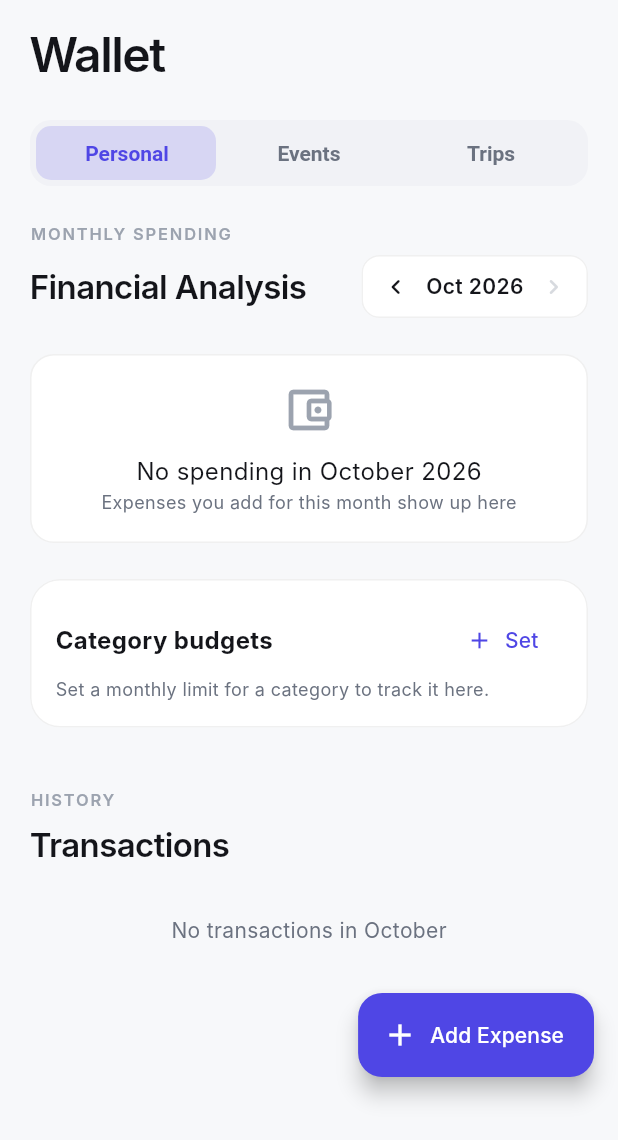
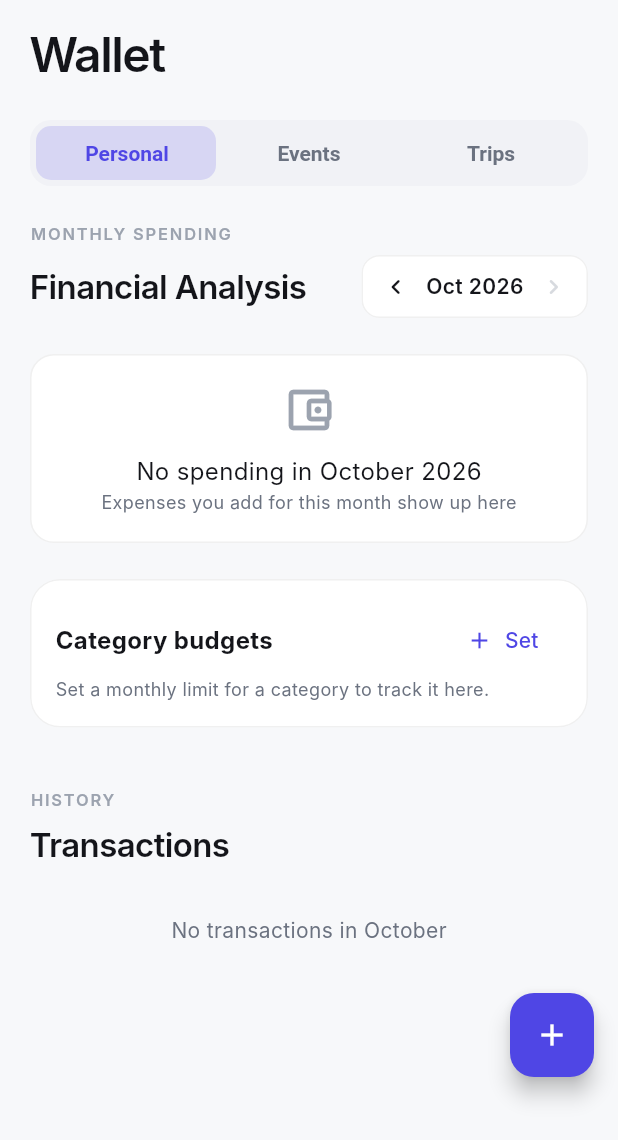
Before and after one commit to Walker31/TrackIt, a Flutter app: the WalletScreen screen opened directly, on a phone screen of 412 x 824 dp. Shown: the top 1140 px of the screen. Run offline on Flutter 3.47's test engine with Material 3 defaults, Android fonts, the phone set to English and light mode, and no system bars; our stand-ins replace connectivity_plus, dio, fl_chart, flutter_local_notifications, flutter_riverpod, flutter_secure_storage and 6 more; accounts and stored records are empty; Roboto replaces fonts that are missing (Inter).

Commit message:
Use icon-only floating buttons with tooltips
- Wallet: Add Expense, New Trip and New Event are round + buttons
- Event screen: Settle Up and Add Expense are round icon buttons
- Each keeps its action name as a tooltip; the Workout tab's + gets an
  "Add Exercise" tooltip to match

```diff
--- a/lib/pages/wallet_screen.dart
+++ b/lib/pages/wallet_screen.dart
@@ -157,27 +157,27 @@ class _WalletScreenState extends ConsumerState<WalletScreen> {
           transitionBuilder: (child, animation) =>
               ScaleTransition(scale: animation, child: child),
           child: _tab == _WalletTab.personal
-              ? FloatingActionButton.extended(
+              ? FloatingActionButton(
                   key: const ValueKey('add_expense'),
                   onPressed: () => _showAddExpenseSheet(context),
+                  tooltip: 'Add Expense',
                   backgroundColor: AppColors.primary,
-                  icon: const Icon(Icons.add),
-                  label: const Text("Add Expense"),
+                  child: const Icon(Icons.add),
                 )
               : _tab == _WalletTab.trips
-              ? FloatingActionButton.extended(
+              ? FloatingActionButton(
                   key: const ValueKey('new_trip'),
                   onPressed: _createTrip,
+                  tooltip: 'New Trip',
                   backgroundColor: AppColors.primary,
-                  icon: const Icon(Icons.add),
-                  label: const Text("New Trip"),
+                  child: const Icon(Icons.add),
                 )
-              : FloatingActionButton.extended(
+              : FloatingActionButton(
                   key: const ValueKey('new_event'),
                   onPressed: () => _showCreateGroupSheet(context),
+                  tooltip: 'New Event',
                   backgroundColor: AppColors.primary,
-                  icon: const Icon(Icons.add),
-                  label: const Text("New Event"),
+                  child: const Icon(Icons.add),
                 ),
         ),
       ),
--- a/lib/pages/workouts_screen.dart
+++ b/lib/pages/workouts_screen.dart
@@ -157,6 +157,7 @@ class _WorkoutsScreenState extends ConsumerState<WorkoutsScreen> {
         padding: EdgeInsets.only(bottom: Responsive.navInset(context)),
         child: FloatingActionButton(
           onPressed: () => _showAddExerciseSheet(context),
+          tooltip: 'Add Exercise',
           backgroundColor: AppColors.primary,
           child: const Icon(Icons.add),
         ),
```
Also changed, not shown: lib/pages/group_detail_screen.dart (+6 -6 lines).
